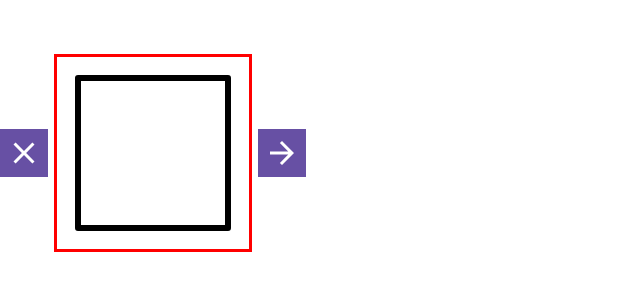
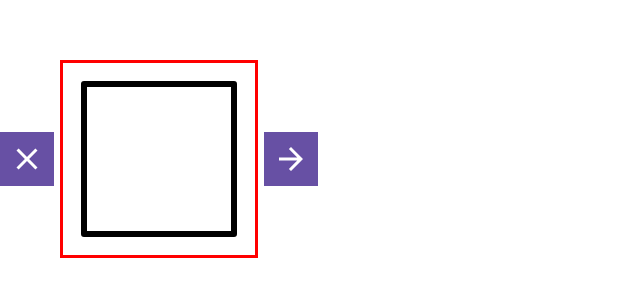
Before and after one commit to regxl2/Digitally-Signature-PDF, an Android app built with Jetpack Compose: the @Preview function PreviewSignature, on a phone screen of 412 x 824 dp. Shown: the top 300 px of the screen. Run offline under Robolectric (Android 15) with nearby library versions, the phone set to English and light mode, and no system bars.

```diff
--- a/app/build.gradle.kts
+++ b/app/build.gradle.kts
@@ -62,6 +62,7 @@ dependencies {
 
     implementation(libs.androidx.navigation.compose)
     implementation(libs.androidx.material3.android)
+    implementation(libs.androidx.lifecycle.runtime.compose)
     testImplementation(libs.junit)
     androidTestImplementation(libs.androidx.junit)
     androidTestImplementation(libs.androidx.espresso.core)
--- a/app/src/main/java/com/example/pdfsign/composables/Signature.kt
+++ b/app/src/main/java/com/example/pdfsign/composables/Signature.kt
@@ -5,13 +5,15 @@ import androidx.compose.foundation.background
 import androidx.compose.foundation.border
 import androidx.compose.foundation.clickable
 import androidx.compose.foundation.gestures.detectDragGestures
+import androidx.compose.foundation.gestures.detectTapGestures
+import androidx.compose.foundation.layout.Arrangement
 import androidx.compose.foundation.layout.Box
+import androidx.compose.foundation.layout.Row
 import androidx.compose.foundation.layout.height
 import androidx.compose.foundation.layout.offset
 import androidx.compose.foundation.layout.padding
 import androidx.compose.foundation.layout.size
 import androidx.compose.foundation.layout.width
-import androidx.compose.foundation.shape.CircleShape
 import androidx.compose.material.icons.Icons
 import androidx.compose.material.icons.filled.ArrowForward
 import androidx.compose.material.icons.filled.Clear
@@ -24,7 +26,6 @@ import androidx.compose.runtime.remember
 import androidx.compose.runtime.setValue
 import androidx.compose.ui.Alignment
 import androidx.compose.ui.Modifier
-import androidx.compose.ui.draw.clip
 import androidx.compose.ui.draw.scale
 import androidx.compose.ui.geometry.Offset
 import androidx.compose.ui.graphics.Color
@@ -37,13 +38,13 @@ import androidx.compose.ui.platform.LocalDensity
 import androidx.compose.ui.tooling.preview.Preview
 import androidx.compose.ui.unit.IntOffset
 import androidx.compose.ui.unit.dp
-import com.example.pdfsign.viewModels.PathWithSize
+import com.example.pdfsign.viewModels.PathInfo
 
 @Composable
-fun Signature(modifier: Modifier = Modifier, pathWithSize: PathWithSize,  onClickDelete: ()-> Unit) {
+fun Signature(modifier: Modifier = Modifier, pathInfo: PathInfo, onClickDelete: ()-> Unit, isVisible : Boolean, changeVisibility: ()-> Unit) {
     val localDensity = LocalDensity.current
-    val canvasHeight = with(localDensity) { pathWithSize.height.toDp() }
-    val canvasWidth = with(localDensity) { pathWithSize.width.toDp() }
+    val canvasHeight = with(localDensity) { pathInfo.height.toDp() }
+    val canvasWidth = with(localDensity) { pathInfo.width.toDp() }
     var canvasScale by remember {
         mutableFloatStateOf(1f)
     }
@@ -57,6 +58,11 @@ fun Signature(modifier: Modifier = Modifier, pathWithSize: PathWithSize,  onClic
         modifier
             .offset { IntOffset(x = canvasOffsetX.toInt(), y = canvasOffsetY.toInt()) }
             .scale(canvasScale)
+            .pointerInput(Unit){
+                detectTapGestures {
+                    changeVisibility()
+                }
+            }
             .pointerInput(Unit) {
                 detectDragGestures { change, dragAmount ->
                     change.consume()
@@ -68,23 +74,23 @@ fun Signature(modifier: Modifier = Modifier, pathWithSize: PathWithSize,  onClic
     ) {
         Canvas(
             modifier = Modifier
-                .padding(36.dp)
-                .border(width = 2.dp, color = Color.Red)
+                .padding(40.dp)
+                .border(width = 2.dp, color = if(isVisible) Color.Red else Color.Transparent)
                 .padding(16.dp)
                 .width(width = canvasWidth)
                 .height(height = canvasHeight)
                 .align(Alignment.Center)
         ) {
             drawPath(
-                path = pathWithSize.path,
+                path = pathInfo.path,
                 color = Color.Black,
                 style = Stroke(width = 4.dp.toPx(), cap = StrokeCap.Round, join = StrokeJoin.Round)
             )
         }
+        if(isVisible){
             Box(
                 modifier = modifier
-                .size(32.dp)
-                .scale(1 / canvasScale)
+                    .size(36.dp)
                     .background(MaterialTheme.colorScheme.primary)
                     .align(Alignment.CenterStart)
                     .clickable {
@@ -99,8 +105,7 @@ fun Signature(modifier: Modifier = Modifier, pathWithSize: PathWithSize,  onClic
                 )
             }
             Box(modifier = modifier
-            .size(32.dp)
-            .scale(1 / canvasScale)
+                .size(36.dp)
                 .background(MaterialTheme.colorScheme.primary)
                 .align(Alignment.CenterEnd)
                 .pointerInput(Unit) {
@@ -119,6 +124,7 @@ fun Signature(modifier: Modifier = Modifier, pathWithSize: PathWithSize,  onClic
             }
         }
     }
+}
 
 fun scaleOnDrag(offset: Offset): Float {
     return if (offset.x < 0 || offset.y < 0) minOf(offset.x, offset.y) / 200
@@ -126,7 +132,7 @@ fun scaleOnDrag(offset: Offset): Float {
 }
 
 private fun minMaxScale(scale: Float): Float {
-    return scale.coerceIn(0.2f, 1f)
+    return scale.coerceIn(0.1f, 1.5f)
 }
 
 @Preview(showBackground = true)
@@ -142,5 +148,5 @@ private fun PreviewSignature() {
     path.lineTo(size, size)
     path.lineTo(0f, size)
     path.lineTo(0f, 0f)
-    Signature(pathWithSize = PathWithSize(path, size, size),  onClickDelete = {})
+    Signature(pathInfo = PathInfo(path, size, size),  onClickDelete = {}, isVisible = true, changeVisibility = {})
 }
```
Also changed, not shown: app/src/main/java/com/example/pdfsign/Experiment.kt (+7 -0 lines), app/src/main/java/com/example/pdfsign/composables/DrawSign.kt (+25 -21 lines), app/src/main/java/com/example/pdfsign/composables/PDFReader.kt (+3 -7 lines), app/src/main/java/com/example/pdfsign/screens/PDFPageEdit.kt (+14 -8 lines), app/src/main/java/com/example/pdfsign/screens/PdfPicker.kt (+8 -5 lines), app/src/main/java/com/example/pdfsign/utils/PdfRender.kt (+10 -6 lines), app/src/main/java/com/example/pdfsign/viewModels/SharedViewModel.kt (+33 -8 lines), gradle/libs.versions.toml (+5 -3 lines). Lines whose indentation alone changed are shown as unchanged.
